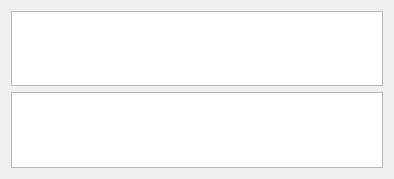
The window that encodeCD/statisticswindow.ui (vsavchenko2408/Encoder) describes before a commit, drawn with Qt 5.
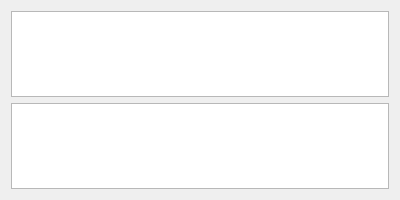
The same window after the commit.

```diff
--- a/encodeCD/statisticswindow.ui
+++ b/encodeCD/statisticswindow.ui
@@ -6,8 +6,8 @@
    <rect>
     <x>0</x>
     <y>0</y>
-    <width>394</width>
-    <height>179</height>
+    <width>400</width>
+    <height>200</height>
    </rect>
   </property>
   <property name="windowTitle">
```
